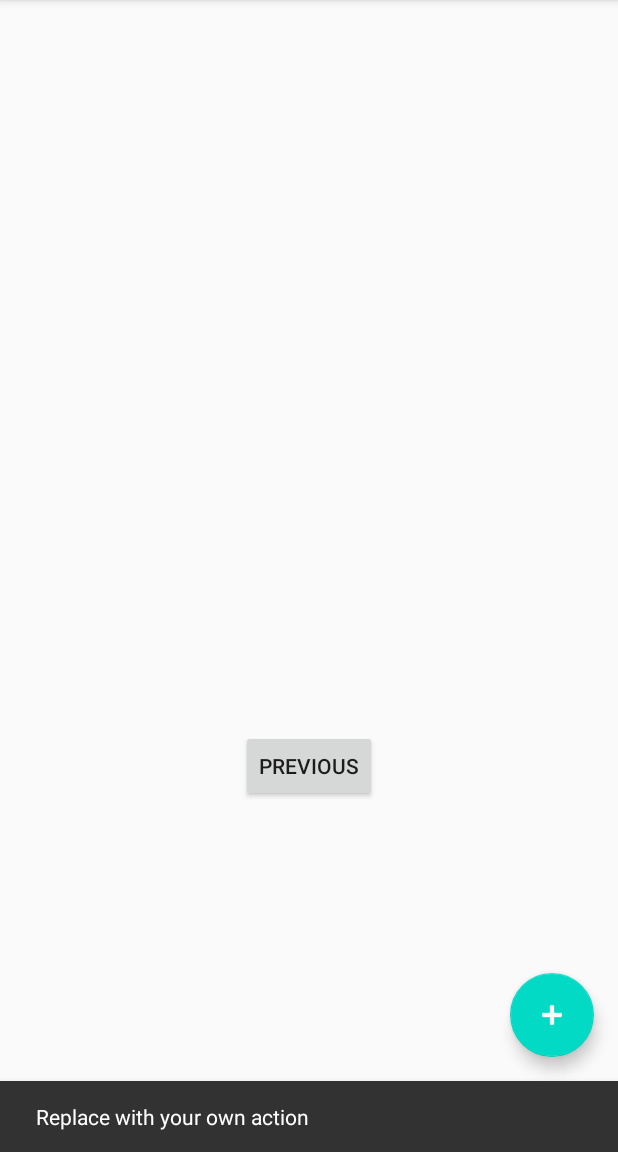
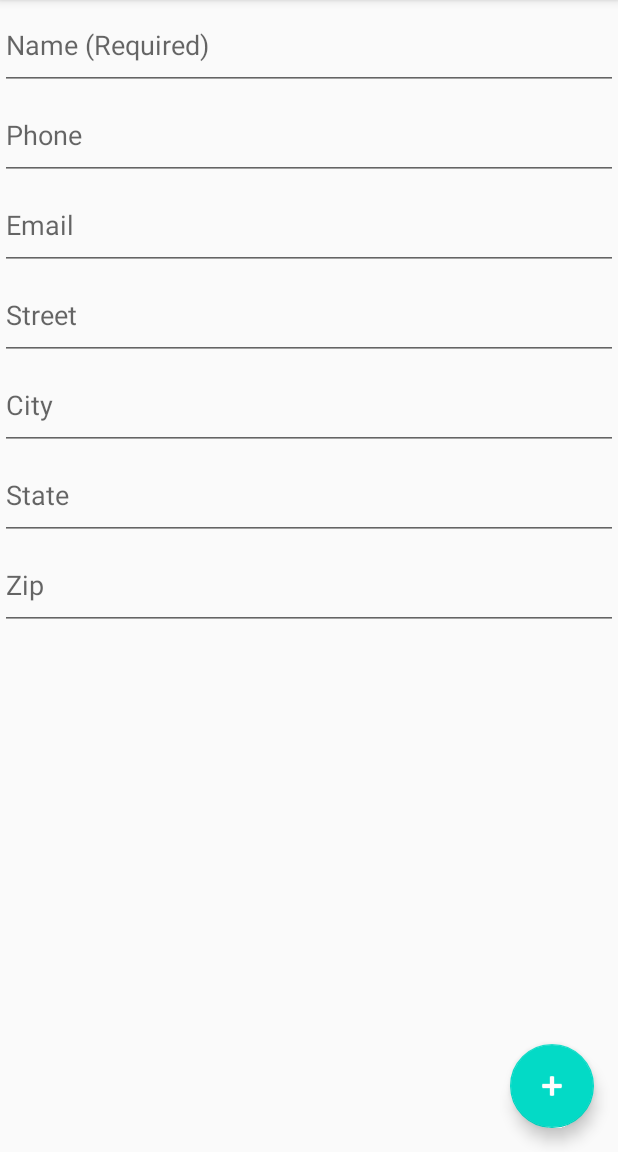
Before and after one commit to sasha007k/AddressBook, an Android app: the SecondFragment screen opened through its navigation route, after a tap on an icon or button, on a phone screen of 412 x 824 dp, the part 84-1236 px from its top. Run offline under Robolectric (Android 15) with nearby library versions, the phone set to English and light mode, and no system bars; 1 statement that could not run was skipped.

Commit message:
added inputs for new contact

```diff
--- a/app/src/main/java/com/example/addressbook/MainActivity.java
+++ b/app/src/main/java/com/example/addressbook/MainActivity.java
@@ -1,12 +1,12 @@
 package com.example.addressbook;
 
 import android.os.Bundle;
-
 import com.google.android.material.floatingactionbutton.FloatingActionButton;
 import com.google.android.material.snackbar.Snackbar;
-
 import androidx.appcompat.app.AppCompatActivity;
 import androidx.appcompat.widget.Toolbar;
+import androidx.navigation.NavController;
+import androidx.navigation.fragment.NavHostFragment;
 
 import android.view.View;
 import android.view.Menu;
@@ -22,11 +22,17 @@ public class MainActivity extends AppCompatActivity {
         setSupportActionBar(toolbar);
 
         FloatingActionButton fab = findViewById(R.id.fab);
+
         fab.setOnClickListener(new View.OnClickListener() {
             @Override
             public void onClick(View view) {
-                Snackbar.make(view, "Replace with your own action", Snackbar.LENGTH_LONG)
-                        .setAction("Action", null).show();
+                view.findViewById(R.id.button_first).setOnClickListener(new View.OnClickListener() {
+                    @Override
+                    public void onClick(View view) {
+                        NavHostFragment.findNavController(null)
+                                .navigate(R.id.action_FirstFragment_to_SecondFragment);
+                    }
+                });
             }
         });
     }
--- a/app/src/main/java/com/example/addressbook/SecondFragment.java
+++ b/app/src/main/java/com/example/addressbook/SecondFragment.java
@@ -23,12 +23,12 @@ public class SecondFragment extends Fragment {
     public void onViewCreated(@NonNull View view, Bundle savedInstanceState) {
         super.onViewCreated(view, savedInstanceState);
 
-        view.findViewById(R.id.button_second).setOnClickListener(new View.OnClickListener() {
-            @Override
-            public void onClick(View view) {
-                NavHostFragment.findNavController(SecondFragment.this)
-                        .navigate(R.id.action_SecondFragment_to_FirstFragment);
-            }
-        });
+//        view.findViewById(R.id.button_second).setOnClickListener(new View.OnClickListener() {
+//            @Override
+//            public void onClick(View view) {
+//                NavHostFragment.findNavController(SecondFragment.this)
+//                        .navigate(R.id.action_SecondFragment_to_FirstFragment);
+//            }
+//        });
     }
 }
--- a/app/src/main/res/layout/activity_main.xml
+++ b/app/src/main/res/layout/activity_main.xml
@@ -35,7 +35,8 @@
         android:backgroundTint="@color/design_default_color_secondary"
         android:backgroundTintMode="add"
         android:tint="#FFFCFC"
-        app:rippleColor="#6A4D4D"
+        app:fabSize="auto"
+        app:rippleColor="#F9FAF9"
         app:srcCompat="@android:drawable/ic_input_add" />
 
 </androidx.coordinatorlayout.widget.CoordinatorLayout>
--- a/app/src/main/res/layout/content_main.xml
+++ b/app/src/main/res/layout/content_main.xml
@@ -1,5 +1,6 @@
 <?xml version="1.0" encoding="utf-8"?>
-<androidx.constraintlayout.widget.ConstraintLayout xmlns:android="http://schemas.android.com/apk/res/android"
+<androidx.constraintlayout.widget.ConstraintLayout
+    xmlns:android="http://schemas.android.com/apk/res/android"
     xmlns:app="http://schemas.android.com/apk/res-auto"
     android:layout_width="match_parent"
     android:layout_height="match_parent"
@@ -10,10 +11,10 @@
         android:name="androidx.navigation.fragment.NavHostFragment"
         android:layout_width="0dp"
         android:layout_height="0dp"
-        app:defaultNavHost="true"
-        app:layout_constraintBottom_toBottomOf="parent"
         app:layout_constraintLeft_toLeftOf="parent"
         app:layout_constraintRight_toRightOf="parent"
         app:layout_constraintTop_toTopOf="parent"
+        app:layout_constraintBottom_toBottomOf="parent"
+        app:defaultNavHost="true"
         app:navGraph="@navigation/nav_graph" />
 </androidx.constraintlayout.widget.ConstraintLayout>
--- a/app/src/main/res/layout/fragment_first.xml
+++ b/app/src/main/res/layout/fragment_first.xml
@@ -1,5 +1,6 @@
 <?xml version="1.0" encoding="utf-8"?>
-<androidx.constraintlayout.widget.ConstraintLayout xmlns:android="http://schemas.android.com/apk/res/android"
+<androidx.constraintlayout.widget.ConstraintLayout
+    xmlns:android="http://schemas.android.com/apk/res/android"
     xmlns:app="http://schemas.android.com/apk/res-auto"
     xmlns:tools="http://schemas.android.com/tools"
     android:layout_width="match_parent"
@@ -11,18 +12,20 @@
         android:layout_width="wrap_content"
         android:layout_height="wrap_content"
         android:text="@string/hello_first_fragment"
+        app:layout_constraintTop_toTopOf="parent"
+        app:layout_constraintStart_toStartOf="parent"
+        app:layout_constraintEnd_toEndOf="parent"
         app:layout_constraintBottom_toTopOf="@id/button_first"
-        app:layout_constraintEnd_toEndOf="parent"
-        app:layout_constraintStart_toStartOf="parent"
-        app:layout_constraintTop_toTopOf="parent" />
+        />
 
     <Button
         android:id="@+id/button_first"
         android:layout_width="wrap_content"
         android:layout_height="wrap_content"
         android:text="@string/next"
+        app:layout_constraintTop_toBottomOf="@id/textview_first"
+        app:layout_constraintStart_toStartOf="parent"
+        app:layout_constraintEnd_toEndOf="parent"
         app:layout_constraintBottom_toBottomOf="parent"
-        app:layout_constraintEnd_toEndOf="parent"
-        app:layout_constraintStart_toStartOf="parent"
-        app:layout_constraintTop_toBottomOf="@id/textview_first" />
+        />
 </androidx.constraintlayout.widget.ConstraintLayout>
--- a/app/src/main/res/layout/fragment_second.xml
+++ b/app/src/main/res/layout/fragment_second.xml
@@ -6,22 +6,66 @@
     android:layout_height="match_parent"
     tools:context=".SecondFragment">
 
-    <TextView
-        android:id="@+id/textview_second"
-        android:layout_width="wrap_content"
-        android:layout_height="wrap_content"
-        app:layout_constraintBottom_toTopOf="@id/button_second"
-        app:layout_constraintEnd_toEndOf="parent"
-        app:layout_constraintStart_toStartOf="parent"
-        app:layout_constraintTop_toTopOf="parent" />
+    <LinearLayout
+        android:layout_width="match_parent"
+        android:layout_height="match_parent"
+        android:orientation="vertical">
 
-    <Button
-        android:id="@+id/button_second"
-        android:layout_width="wrap_content"
-        android:layout_height="wrap_content"
-        android:text="@string/previous"
-        app:layout_constraintBottom_toBottomOf="parent"
-        app:layout_constraintEnd_toEndOf="parent"
-        app:layout_constraintStart_toStartOf="parent"
-        app:layout_constraintTop_toBottomOf="@id/textview_second" />
+        <EditText
+            android:id="@+id/name"
+            android:layout_width="match_parent"
+            android:layout_height="60dp"
+            android:ems="10"
+            android:hint="Name (Required)"
+            android:inputType="textPersonName" />
+
+        <EditText
+            android:id="@+id/phone"
+            android:layout_width="match_parent"
+            android:layout_height="60dp"
+            android:ems="10"
+            android:inputType="phone"
+            android:hint="Phone"/>
+
+        <EditText
+            android:id="@+id/email"
+            android:layout_width="match_parent"
+            android:layout_height="60dp"
+            android:ems="10"
+            android:inputType="textEmailAddress"
+            android:hint="Email"/>
+
+        <EditText
+            android:id="@+id/street"
+            android:layout_width="match_parent"
+            android:layout_height="60dp"
+            android:ems="10"
+            android:inputType="textPersonName"
+            android:hint="Street"/>
+
+        <EditText
+            android:id="@+id/city"
+            android:layout_width="match_parent"
+            android:layout_height="60dp"
+            android:ems="10"
+            android:inputType="textPersonName"
+            android:hint="City"/>
+
+        <EditText
+            android:id="@+id/state"
+            android:layout_width="match_parent"
+            android:layout_height="60dp"
+            android:ems="10"
+            android:inputType="textPersonName"
+            android:hint="State"/>
+
+        <EditText
+            android:id="@+id/zip"
+            android:layout_width="match_parent"
+            android:layout_height="60dp"
+            android:ems="10"
+            android:inputType="number"
+            android:hint="Zip"/>
+
+    </LinearLayout>
 </androidx.constraintlayout.widget.ConstraintLayout>
--- a/app/src/main/res/menu/menu_main.xml
+++ b/app/src/main/res/menu/menu_main.xml
@@ -1,10 +1,9 @@
 <menu xmlns:android="http://schemas.android.com/apk/res/android"
     xmlns:app="http://schemas.android.com/apk/res-auto"
     xmlns:tools="http://schemas.android.com/tools"
-    tools:context="com.example.addressbook.MainActivity">
-    <item
-        android:id="@+id/action_settings"
+    tools:context="com.example.addressbook.MainActivity" >
+    <item android:id="@+id/action_settings"
+        android:title="@string/action_settings"
         android:orderInCategory="100"
-        android:title="@string/action_settings"
         app:showAsAction="never" />
 </menu>
--- a/app/src/main/res/navigation/nav_graph.xml
+++ b/app/src/main/res/navigation/nav_graph.xml
@@ -9,7 +9,7 @@
         android:id="@+id/FirstFragment"
         android:name="com.example.addressbook.FirstFragment"
         android:label="@string/first_fragment_label"
-        tools:layout="@layout/fragment_first">
+        tools:layout="@layout/fragment_first" >
 
         <action
             android:id="@+id/action_FirstFragment_to_SecondFragment"
@@ -19,7 +19,7 @@
         android:id="@+id/SecondFragment"
         android:name="com.example.addressbook.SecondFragment"
         android:label="@string/second_fragment_label"
-        tools:layout="@layout/fragment_second">
+        tools:layout="@layout/fragment_second" >
 
         <action
             android:id="@+id/action_SecondFragment_to_FirstFragment"
--- a/app/src/main/res/values/styles.xml
+++ b/app/src/main/res/values/styles.xml
@@ -7,14 +7,11 @@
         <item name="colorPrimaryDark">@color/colorPrimaryDark</item>
         <item name="colorAccent">@color/colorAccent</item>
     </style>
-
     <style name="AppTheme.NoActionBar">
         <item name="windowActionBar">false</item>
         <item name="windowNoTitle">true</item>
     </style>
-
     <style name="AppTheme.AppBarOverlay" parent="ThemeOverlay.AppCompat.Dark.ActionBar" />
-
     <style name="AppTheme.PopupOverlay" parent="ThemeOverlay.AppCompat.Light" />
 
 </resources>
```
